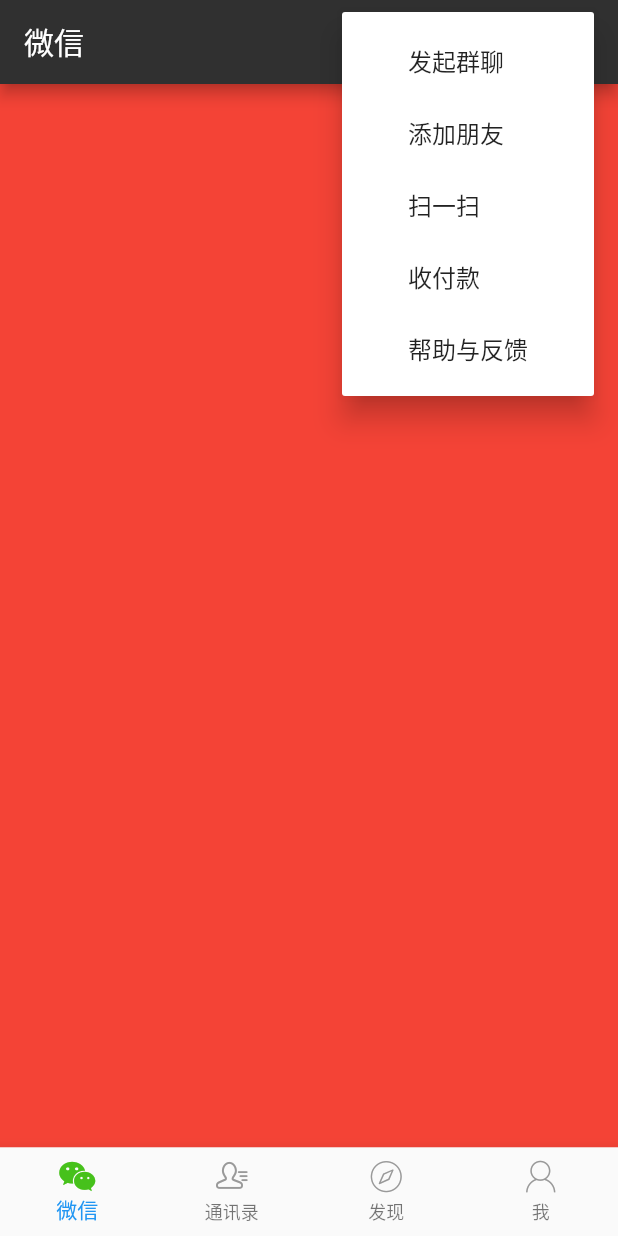
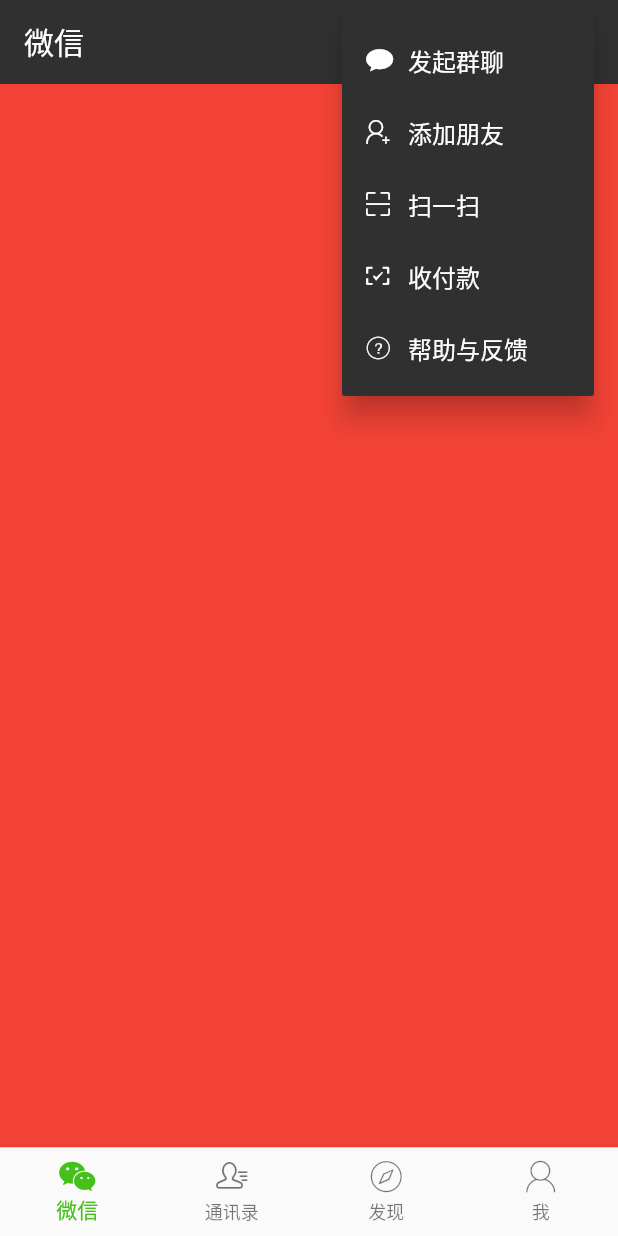
Before and after one commit to heachou/flutter-demo, a Flutter app: the screen it shows after launch, after a tap on an icon or button, on a phone screen of 412 x 824 dp. Run offline on Flutter 3.47's test engine with Material 2 defaults, Android fonts, the phone set to English and light mode, and no system bars.

Commit message:
新增PageView和底部tabbarItem之间的联动

```diff
--- a/weixin/lib/home/constants.dart
+++ b/weixin/lib/home/constants.dart
@@ -2,6 +2,7 @@ class AppColors {
   static const AppbarColor = 0xff303030;
   static const TabIconActive = 0xff46c11b;
   static const TabIconNormal = 0xff999999;
+  static const AppBarPopupMenuTextColor = 0xffffffff;
 }
 
 class Constants {
--- a/weixin/lib/home/home_screen.dart
+++ b/weixin/lib/home/home_screen.dart
@@ -10,22 +10,15 @@ enum ActionItems {
 }
 
 class NavigationIconView {
-  final String _title;
-  final IconData _icon;
-  final IconData _activeIcon;
   final BottomNavigationBarItem item;
 
   NavigationIconView(
       {Key key, String title, IconData icon, IconData activeIcon})
-      : _title = title,
-        _icon = icon,
-        _activeIcon = activeIcon,
-        item = BottomNavigationBarItem(
-            icon: Icon(icon, color: Color(AppColors.TabIconNormal)),
-            activeIcon: Icon(activeIcon, color: Color(AppColors.TabIconActive)),
+      : item = BottomNavigationBarItem(
+            icon: Icon(icon),
+            activeIcon: Icon(activeIcon),
             title: Text(title,
-                style: TextStyle(
-                    fontSize: 14.0, color: Color(AppColors.TabIconNormal))),
+                style: TextStyle(fontSize: 14.0)),
             backgroundColor: Colors.white);
 }
 
@@ -34,7 +27,10 @@ class HomeScreen extends StatefulWidget {
 }
 
 class _HomeScreenState extends State<HomeScreen> {
+  PageController _pageController;
+  int _currentIndex = 0;
   List<NavigationIconView> _navigationViews;
+  List<Widget> _pages;
 
   void initState() {
     super.initState();
@@ -56,6 +52,13 @@ class _HomeScreenState extends State<HomeScreen> {
           icon: IconData(0xe602, fontFamily: Constants.IconFontFamily),
           activeIcon: IconData(0xe633, fontFamily: Constants.IconFontFamily)),
     ];
+    _pageController = PageController(initialPage: _currentIndex);
+    _pages = [
+      Container(color: Colors.red),
+      Container(color: Colors.blue),
+      Container(color: Colors.yellow),
+      Container(color: Colors.orangeAccent),
+    ];
   }
 
   _buildPopupMenuItem(int iconName,String title){
@@ -67,33 +70,40 @@ class _HomeScreenState extends State<HomeScreen> {
             fontFamily:Constants.IconFontFamily
           ),
           size: 16,
+          color: Color(AppColors.AppBarPopupMenuTextColor),
         ),
         Container(
           padding: const EdgeInsets.only(
             right: 12.0
           ),
         ),
-        Text(title)
+        Text(title,style: TextStyle(
+          color: const Color(AppColors.AppBarPopupMenuTextColor)
+        ),)
       ],
     );
   }
 
-
   @override
   Widget build(BuildContext context) {
     final BottomNavigationBar botNavBar = BottomNavigationBar(
+      fixedColor: const Color(AppColors.TabIconActive),
       items: _navigationViews.map((NavigationIconView view) {
         return view.item;
       }).toList(),
-      currentIndex: 0,
+      currentIndex: _currentIndex,
       type: BottomNavigationBarType.fixed,
       onTap: (int index) {
-        print('点击的第 $index 个tab');
+        setState(() {
+         _currentIndex = index;
+         _pageController.animateToPage(_currentIndex,duration: Duration(milliseconds: 200),curve: Curves.easeInOut);
+        });
       },
     );
     return Scaffold(
       appBar: AppBar(
         title: Text('微信'),
+        elevation: 0,//去除阴影
         actions: <Widget>[
           IconButton(
             icon: Icon(
@@ -143,8 +153,17 @@ class _HomeScreenState extends State<HomeScreen> {
           Container(width: 16.0),
         ],
       ),
-      body: Container(
-        color: Colors.red,
+      body: PageView.builder(
+        itemBuilder: (BuildContext context,int index){
+          return _pages[index];
+        },
+        controller: _pageController,
+        itemCount: _pages.length,
+        onPageChanged: (int index){
+          setState(() {
+           _currentIndex = index;
+          });
+        },
       ),
       bottomNavigationBar: botNavBar,
     );
--- a/weixin/lib/main.dart
+++ b/weixin/lib/main.dart
@@ -5,7 +5,8 @@ import './home/constants.dart' show AppColors;
 void main() => runApp(MaterialApp(
   title: '微信',
   theme: ThemeData.light().copyWith(
-    primaryColor: Color(AppColors.AppbarColor)
+    primaryColor: Color(AppColors.AppbarColor),
+    cardColor: Color(AppColors.AppbarColor)
   ),
   home: HomeScreen(),
 ));
```
